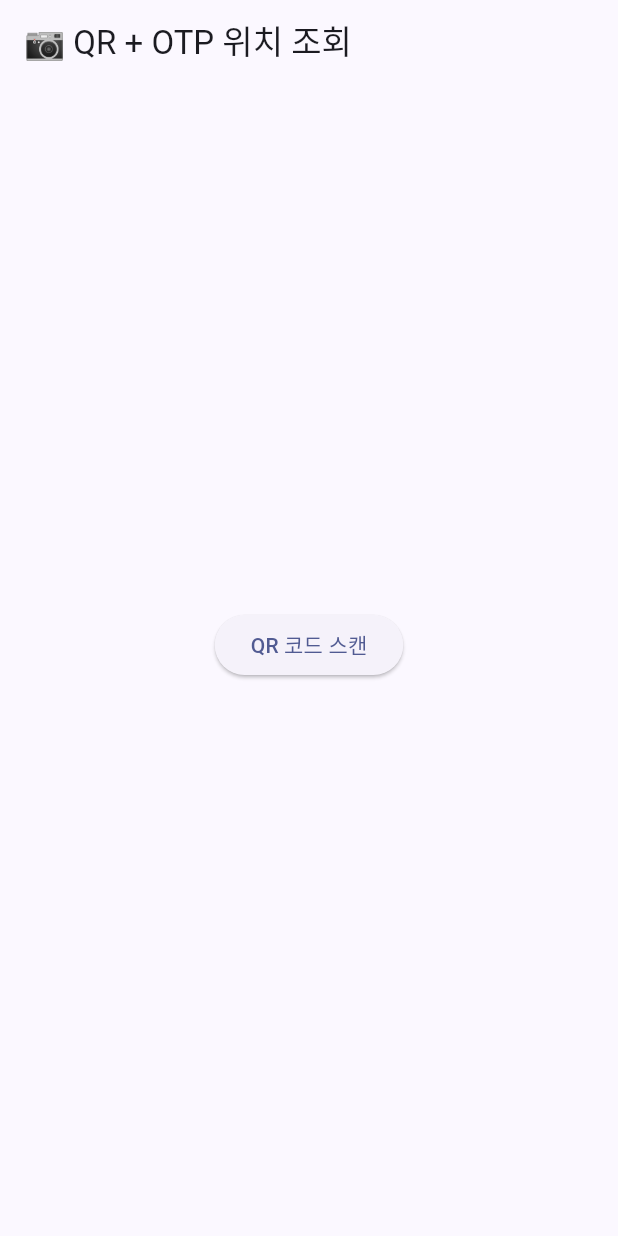
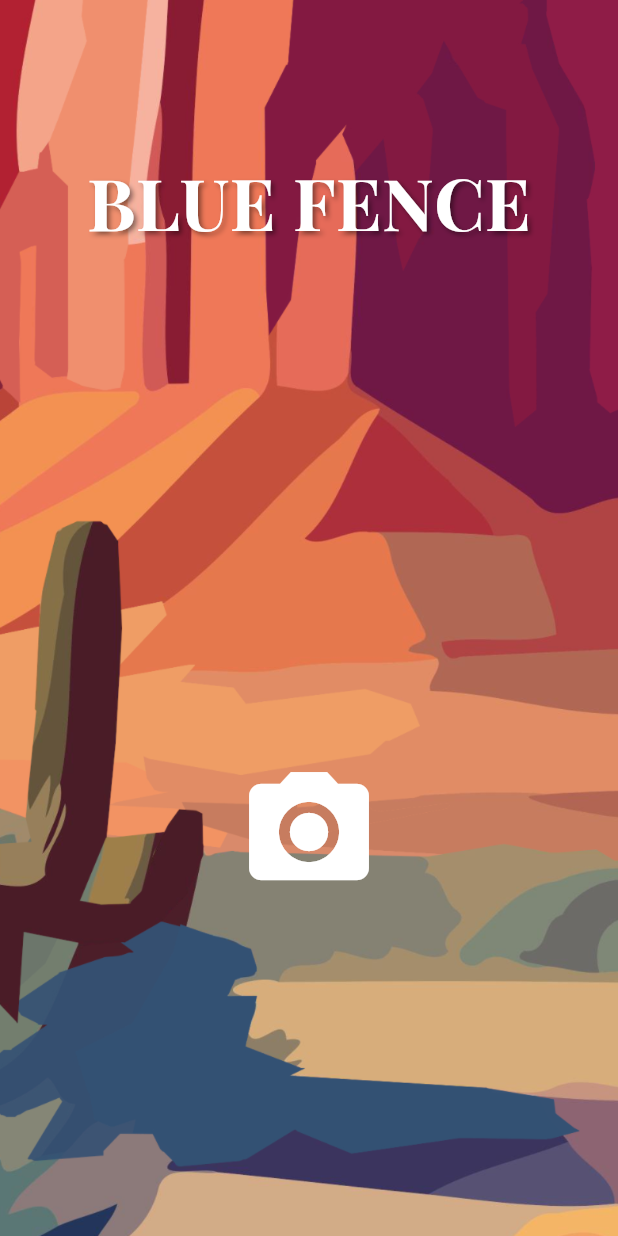
Before and after one commit to coldwater100/cisco_app, a Flutter app: the screen it shows after launch, on a phone screen of 412 x 824 dp. Run offline on Flutter 3.47's test engine with Material 3 defaults, Android fonts, the phone set to English and light mode, and no system bars; our stand-ins replace cloud_firestore, firebase_core, fluttertoast, google_fonts; missing offline and left inert: mobile_scanner; accounts and stored records are empty.

Commit message:
base structure

```diff
--- a/lib/main.dart
+++ b/lib/main.dart
@@ -1,7 +1,10 @@
 import 'package:flutter/material.dart';
-import 'pages/qr_scanner_page.dart';
+import 'pages/home_page.dart';
+import 'package:firebase_core/firebase_core.dart';
 
-void main() {
+Future<void> main() async {
+  WidgetsFlutterBinding.ensureInitialized();
+  await Firebase.initializeApp(); // Firebase 초기화
   runApp(const MyApp());
 }
 
@@ -16,7 +19,7 @@ class MyApp extends StatelessWidget {
         colorScheme: ColorScheme.fromSeed(seedColor: Colors.indigo),
         useMaterial3: true,
       ),
-      home: const QRScannerHomePage(),
+      home: const HomePage(),
     );
   }
 }
--- /dev/null
+++ b/lib/pages/home_page.dart
@@ -0,0 +1,69 @@
+import 'package:flutter/material.dart';
+import 'package:google_fonts/google_fonts.dart';
+import 'qr_scanner_page.dart';
+
+class HomePage extends StatelessWidget {
+  const HomePage({super.key});
+
+  @override
+  Widget build(BuildContext context) {
+    return Scaffold(
+      body: Stack(
+        children: [
+          // 배경 이미지
+          Positioned.fill(
+            child: Image.asset(
+              'assets/images/home_background.png',
+              fit: BoxFit.cover,
+            ),
+          ),
+          // 상단 텍스트 "BLUE FENCE"
+          Positioned(
+            top: 100,
+            left: 0,
+            right: 0,
+            child: Center(
+              child: Text(
+                'BLUE FENCE',
+                style: GoogleFonts.playfairDisplay( // 원하는 글꼴로 바꿔도 돼!
+                  fontSize: 48,
+                  color: Colors.white,
+                  fontWeight: FontWeight.bold,
+                  shadows: [
+                    const Shadow(
+                      offset: Offset(2, 2),
+                      blurRadius: 4,
+                      color: Colors.black45,
+                    ),
+                  ],
+                ),
+              ),
+            ),
+          ),
+          // 가운데 아래쪽 카메라 버튼
+          Align(
+            alignment: const Alignment(0, 0.4),
+            child: Ink(
+              decoration: const BoxDecoration(
+                color: Colors.transparent,
+                shape: BoxShape.circle,
+              ),
+              child: IconButton(
+                onPressed: () {
+                  Navigator.push(
+                    context,
+                    MaterialPageRoute(builder: (_) => const QRScannerPage()),
+                  );
+                },
+                icon: const Icon(Icons.camera_alt),
+                iconSize: 96, // 더 크게!
+                color: Colors.white,
+                splashRadius: 48,
+              ),
+            ),
+          ),
+        ],
+      ),
+    );
+  }
+}
--- a/lib/pages/qr_scanner_page.dart
+++ b/lib/pages/qr_scanner_page.dart
@@ -1,39 +1,49 @@
+import 'dart:async';
 import 'package:flutter/material.dart';
+import 'package:fluttertoast/fluttertoast.dart';
 import 'package:mobile_scanner/mobile_scanner.dart';
-import '../services/otp_lookup_service.dart';
+import 'user_page.dart';
 
-class QRScannerHomePage extends StatefulWidget {
-  const QRScannerHomePage({super.key});
+class QRScannerPage extends StatefulWidget {
+  const QRScannerPage({super.key});
 
   @override
-  State<QRScannerHomePage> createState() => _QRScannerHomePageState();
+  State<QRScannerPage> createState() => _QRScannerPageState();
 }
 
-class _QRScannerHomePageState extends State<QRScannerHomePage> {
-  String? scannedValue;
-  String? mac;
-  List<dynamic>? rssiList;
+class _QRScannerPageState extends State<QRScannerPage> {
+  final MobileScannerController controller = MobileScannerController();
+  bool isScanned = false;
+  Timer? timeoutTimer;
 
-  Future<void> _lookupOtp(String otp) async {
-    setState(() {
-      scannedValue = otp;
-      mac = null;
-      rssiList = null;
-    });
-
-    final result = await OtpLookupService.fetchLocationByOtp(otp);
-    setState(() {
-      mac = result?['mac'];
-      rssiList = result?['apRssiPairs'];
+  @override
+  void initState() {
+    super.initState();
+    timeoutTimer = Timer(const Duration(seconds: 15), () {
+      if (!mounted || isScanned) return;
+      Fluttertoast.showToast(msg: '⏰ QR 스캔 실패: 시간이 초과되었습니다');
+      Navigator.pop(context);
     });
   }
 
-  void _startScan() {
-    Navigator.of(context).push(
+  @override
+  void dispose() {
+    timeoutTimer?.cancel();
+    controller.dispose();
+    super.dispose();
+  }
+
+  void _onQRCodeScanned(String qrText) {
+    if (isScanned) return;
+    isScanned = true;
+
+    timeoutTimer?.cancel();
+    controller.stop();
+
+    Navigator.pushReplacement(
+      context,
       MaterialPageRoute(
-        builder: (context) => QRScannerPage(
-          onScanned: _lookupOtp,
-        ),
+        builder: (_) => UserPage(scannedText: qrText),
       ),
     );
   }
@@ -41,59 +51,13 @@ class _QRScannerHomePageState extends State<QRScannerHomePage> {
   @override
   Widget build(BuildContext context) {
     return Scaffold(
-      appBar: AppBar(title: const Text('📷 QR + OTP 위치 조회')),
-      body: Center(
-        child: Column(
-          mainAxisAlignment: MainAxisAlignment.center,
-          children: [
-            ElevatedButton(
-              onPressed: _startScan,
-              child: const Text('QR 코드 스캔'),
-            ),
-            const SizedBox(height: 20),
-            if (scannedValue != null) Text('OTP: $scannedValue'),
-            if (mac != null) Text('✅ MAC: $mac'),
-            if (rssiList != null) ...rssiList!.map((e) => Text('📡 ${e['apMac']}: ${e['rssi']}')).toList(),
-            if (mac == null && scannedValue != null) const Text('📬 위치 정보 없음')
-          ],
-        ),
-      ),
-    );
-  }
-}
-
-class QRScannerPage extends StatefulWidget {
-  final void Function(String value) onScanned;
-  const QRScannerPage({super.key, required this.onScanned});
-
-  @override
-  State<QRScannerPage> createState() => _QRScannerPageState();
-}
-
-class _QRScannerPageState extends State<QRScannerPage> {
-  final MobileScannerController controller = MobileScannerController();
-
-  @override
-  void dispose() {
-    controller.dispose();
-    super.dispose();
-  }
-
-  @override
-  Widget build(BuildContext context) {
-    return Scaffold(
-      appBar: AppBar(title: const Text('🔍 스캔 중...')),
+      appBar: AppBar(title: const Text('📷 QR 코드 스캔')),
       body: MobileScanner(
         controller: controller,
         onDetect: (capture) {
-          final barcodes = capture.barcodes;
-          if (barcodes.isNotEmpty) {
-            final code = barcodes.first.rawValue;
-            if (code != null) {
-              widget.onScanned(code);
-              controller.stop();
-              Navigator.pop(context);
-            }
+          final code = capture.barcodes.firstOrNull?.rawValue;
+          if (code != null) {
+            _onQRCodeScanned(code);
           }
         },
       ),
```
Also changed, not shown: lib/pages/user_page.dart (added, +208 -0 lines), pubspec.yaml (+5 -3 lines), assets/images/floor1.png (added), assets/images/home_background.png (added), pubspec.lock, 126 other files.
